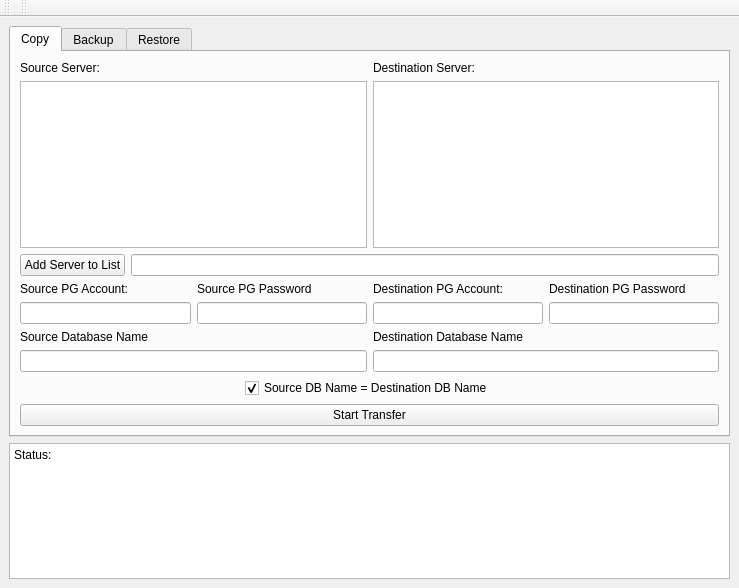
Before: the Qt Designer form mainwindow.ui in SandvichVonNom/pgdbmanage, drawn with Qt 5.
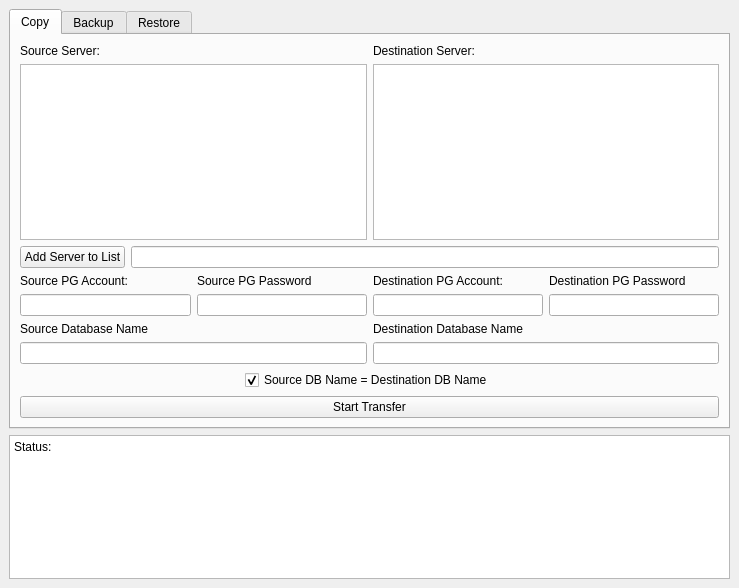
After: the same form once the commit is applied. The open tabs and pages were chosen to show the change.

The edit to the form file:
```diff
--- a/mainwindow.ui
+++ b/mainwindow.ui
@@ -495,28 +495,6 @@
     </item>
    </layout>
   </widget>
-  <widget class="QToolBar" name="toolBar">
-   <property name="windowTitle">
-    <string>toolBar</string>
-   </property>
-   <attribute name="toolBarArea">
-    <enum>TopToolBarArea</enum>
-   </attribute>
-   <attribute name="toolBarBreak">
-    <bool>false</bool>
-   </attribute>
-  </widget>
-  <widget class="QToolBar" name="toolBar_2">
-   <property name="windowTitle">
-    <string>toolBar_2</string>
-   </property>
-   <attribute name="toolBarArea">
-    <enum>TopToolBarArea</enum>
-   </attribute>
-   <attribute name="toolBarBreak">
-    <bool>false</bool>
-   </attribute>
-  </widget>
   <action name="actionQuit">
    <property name="text">
     <string>Quit</string>
```
Left out of the diff: 2 changed lines with no effect on the pictures.
